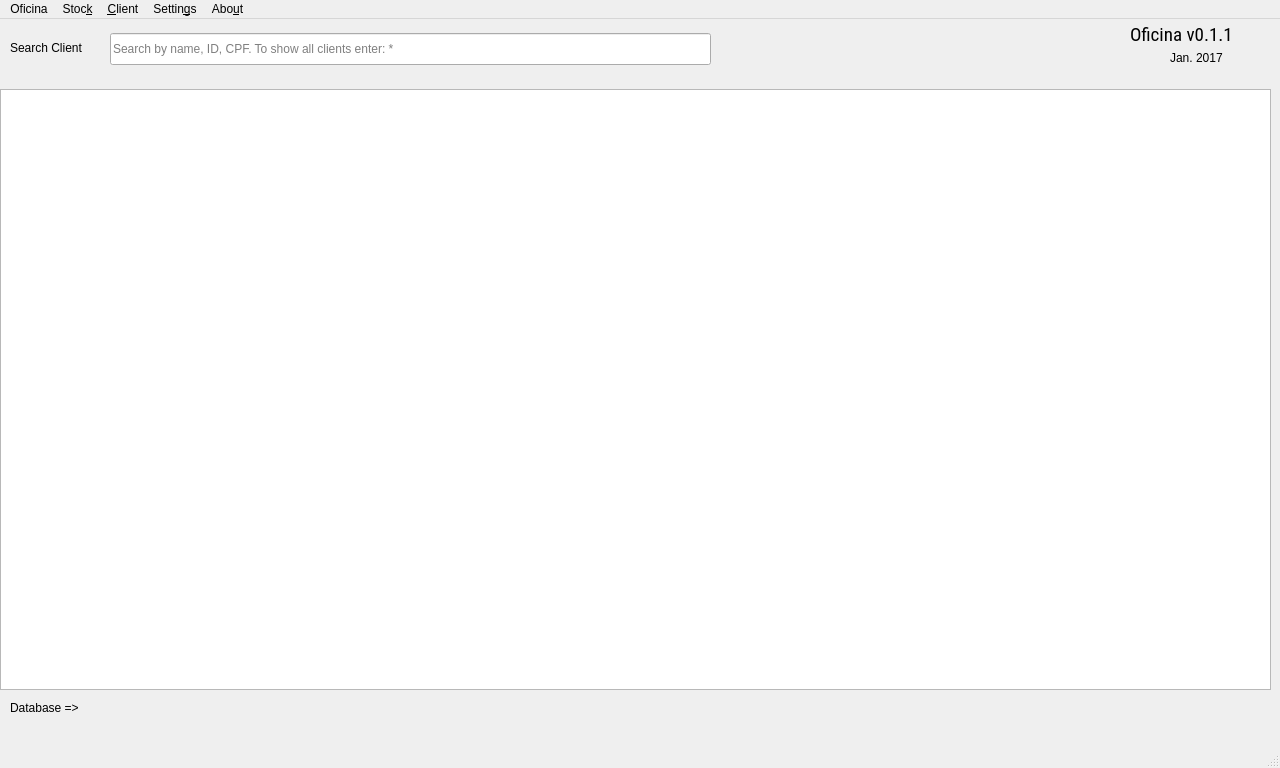
The window that Main_Window.ui (bedi1982/Oficina) describes before a commit, drawn with Qt 5.
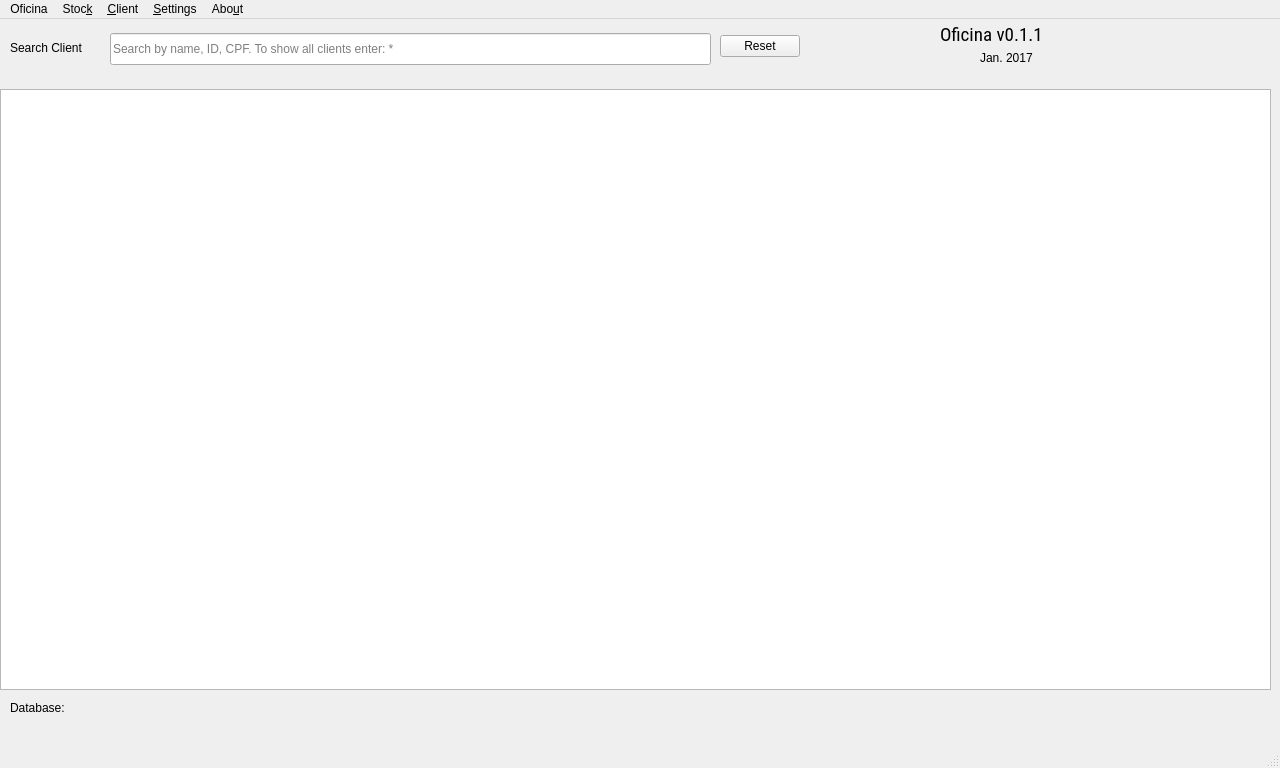
The same window after the commit. Icons and pictures are not drawn.

Commit message:
Changed the button type on all forms from QPushButton's -> QDialogButtonBox
Removed images from c++ src code and mapped them directly in the form

Improved search results when returning to the main window form from a
modal window

Improved forms, alignment, images, texts

Patch:
```diff
--- a/Main_Window.ui
+++ b/Main_Window.ui
@@ -89,19 +89,19 @@
      <rect>
       <x>10</x>
       <y>680</y>
-      <width>171</width>
+      <width>81</width>
       <height>18</height>
      </rect>
     </property>
     <property name="text">
-     <string>Database =&gt; </string>
+     <string>Database:</string>
     </property>
    </widget>
    <widget class="QLabel" name="lbl_Emoticon_Connection_Status">
     <property name="geometry">
      <rect>
-      <x>140</x>
-      <y>660</y>
+      <x>90</x>
+      <y>670</y>
       <width>81</width>
       <height>51</height>
      </rect>
@@ -113,7 +113,7 @@
    <widget class="QLabel" name="lbl_Oficina">
     <property name="geometry">
      <rect>
-      <x>1130</x>
+      <x>940</x>
       <y>0</y>
       <width>121</width>
       <height>31</height>
@@ -169,7 +169,7 @@
    <widget class="QLabel" name="lbl_Date">
     <property name="geometry">
      <rect>
-      <x>1170</x>
+      <x>980</x>
       <y>30</y>
       <width>71</width>
       <height>18</height>
@@ -182,14 +182,33 @@
    <widget class="QLabel" name="lbl_BigCarIcon">
     <property name="geometry">
      <rect>
-      <x>890</x>
-      <y>-10</y>
-      <width>261</width>
-      <height>121</height>
+      <x>1070</x>
+      <y>0</y>
+      <width>161</width>
+      <height>71</height>
      </rect>
     </property>
     <property name="text">
      <string/>
+    </property>
+    <property name="pixmap">
+     <pixmap resource="resources/images.qrc">:/emoticons/sport-car.png</pixmap>
+    </property>
+    <property name="scaledContents">
+     <bool>true</bool>
+    </property>
+   </widget>
+   <widget class="QDialogButtonBox" name="buttonBox">
+    <property name="geometry">
+     <rect>
+      <x>720</x>
+      <y>10</y>
+      <width>91</width>
+      <height>34</height>
+     </rect>
+    </property>
+    <property name="standardButtons">
+     <set>QDialogButtonBox::Reset</set>
     </property>
    </widget>
    <zorder>lbl_Search</zorder>
@@ -239,7 +258,7 @@
    </widget>
    <widget class="QMenu" name="menuRoot">
     <property name="title">
-     <string>Settin&amp;gs</string>
+     <string>&amp;Settings</string>
     </property>
     <addaction name="action_Change_Hour_Cost"/>
    </widget>
```
Left out of the diff: 5 changed lines with no effect on the pictures. The commit also changes 41 other files.
